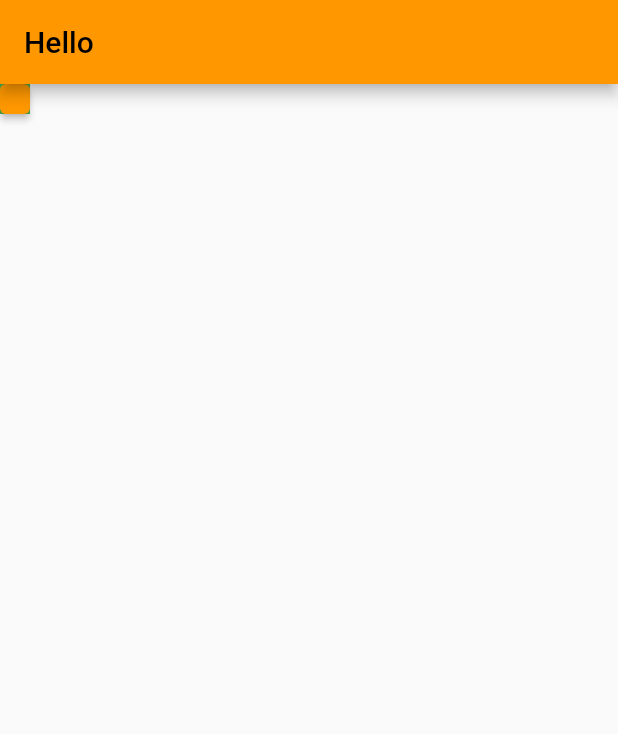
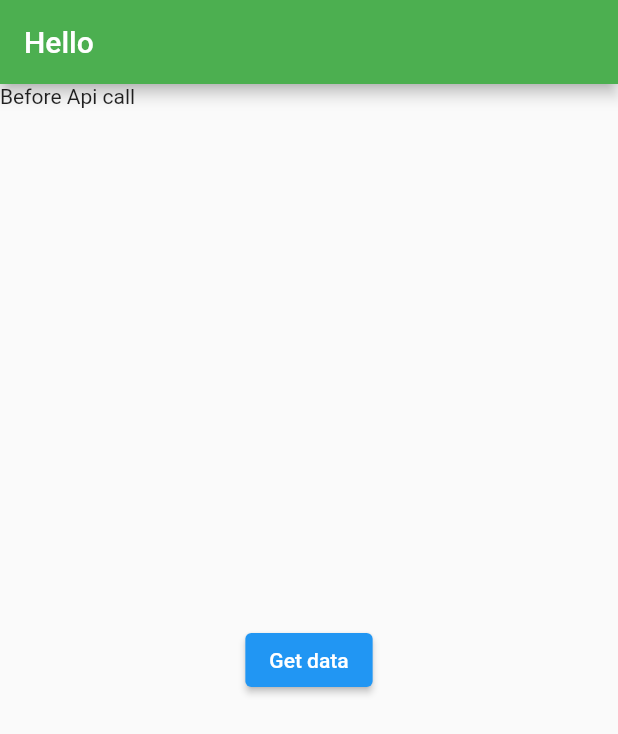
Before and after one commit to TarekFaysal/flutter_project_3, a Flutter app: the screen it shows after launch, on a phone screen of 412 x 824 dp. Shown: the top 734 px of the screen. Run offline on Flutter 3.47's test engine with Material 2 defaults, Android fonts, the phone set to English and light mode, and no system bars; our stand-ins replace get_it.

```diff
--- a/lib/main.dart
+++ b/lib/main.dart
@@ -29,7 +29,7 @@ class MyApp extends StatelessWidget {
         // or simply save your changes to "hot reload" in a Flutter IDE).
         // Notice that the counter didn't reset back to zero; the application
         // is not restarted.
-        primarySwatch: Colors.orange,
+        primarySwatch: Colors.green,
         // This makes the visual density adapt to the platform that you run
         // the app on. For desktop platforms, the controls will be smaller and
         // closer together (more dense) than on mobile platforms.
--- a/lib/model/article.dart
+++ b/lib/model/article.dart
@@ -1,13 +1,13 @@
 class Article {
-  String sourceId;
-  String sourceName;
-  String author;
-  String title;
-  String description;
-  String url;
-  String urlToImage;
-  String publishedAt;
-  String content;
+  String sourceId,
+      sourceName,
+      author,
+      title,
+      description,
+      url,
+      urlToImage,
+      publishedAt,
+      content;
   Article(
       {this.sourceId,
       this.sourceName,
--- a/lib/screens/welcome/welcome_screen.dart
+++ b/lib/screens/welcome/welcome_screen.dart
@@ -13,8 +13,9 @@ class WelcomeScreen extends StatefulWidget {
 
 class _WelcomeScreenState extends State<WelcomeScreen> {
   bool _isLoading = false;
-  APIResponse<Article> _apiResponse;
+  APIResponse<Article> _apiResponse = APIResponse<Article>();
   NewsService get newsService => GetIt.I<NewsService>();
+  Article article = Article();
 
   Future<Article> getNews() async {
     // fetch all the data from different api's
@@ -36,16 +37,25 @@ class _WelcomeScreenState extends State<WelcomeScreen> {
         appBar: AppBar(
           title: Text("Hello"),
         ),
-        body: Container(
-          height: 20,
-          width: 20,
-          color: Colors.green,
-          child: ElevatedButton(
-            child: Text("hello"),
-            onPressed: () {
-              getNews();
-            },
+        body: Stack(children: [
+          Text(article.title == null ? "Before Api call" : article.title),
+          Center(
+            child: ElevatedButton(
+              style: ButtonStyle(
+                  backgroundColor: MaterialStateProperty.all(Colors.blue)),
+              child: Text("Get data"),
+              onPressed: () async {
+                article = await getNews();
+              },
+            ),
           ),
-        ));
+          _isLoading
+              ? Center(
+                  child: CircularProgressIndicator(
+                    color: Colors.red,
+                  ),
+                )
+              : Container()
+        ]));
   }
 }
--- a/lib/services/news_service.dart
+++ b/lib/services/news_service.dart
@@ -6,17 +6,16 @@ import 'package:http/http.dart' as http;
 
 class NewsService {
   Future<APIResponse<Article>> getArticles() {
-    var headers = {
+    var myHeaders = {
       'Content-Type': 'application/json',
       //'authorization': 'Bearer ' + token,
     };
-    return http
-        .get(
-            Uri.parse(
-                'https://newsapi.org/v2/everything?q=tesla&apiKey=302172db63684fb19c778b77964d66fd&sortBy=popularity'),
-            headers: headers)
-        .then((data) {
+    Uri APIURL = Uri.parse(
+        'https://newsapi.org/v2/everything?q=bitcoin&apiKey=302172db63684fb19c778b77964d66fd');
+
+    return http.get(APIURL, headers: myHeaders).then((data) {
       //print(data.body);
+
       if (data.statusCode == 200) {
         final jsonData = json.decode(data.body);
         // print(jsonData);
@@ -34,8 +33,8 @@ class NewsService {
         errorMessage: 'An error occured',
       );
     }).catchError((_) => APIResponse<Article>(
-              error: true,
-              errorMessage: 'An error occured',
-            ));
+          error: true,
+          errorMessage: 'An error occured',
+        ));
   }
 }
```
